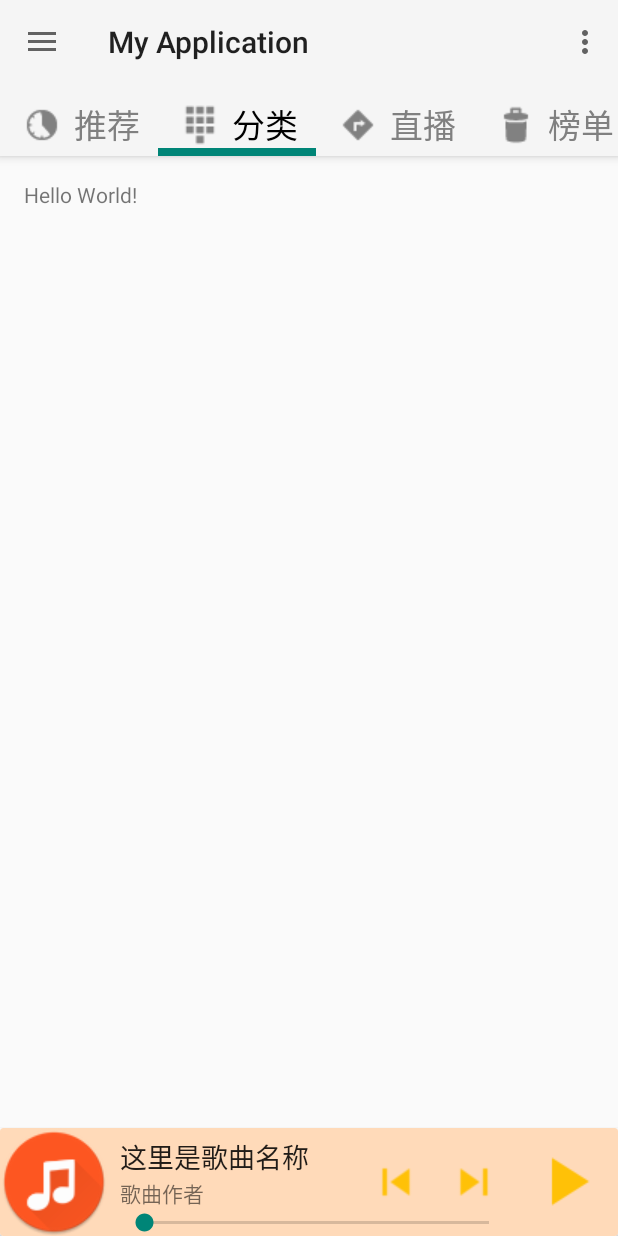
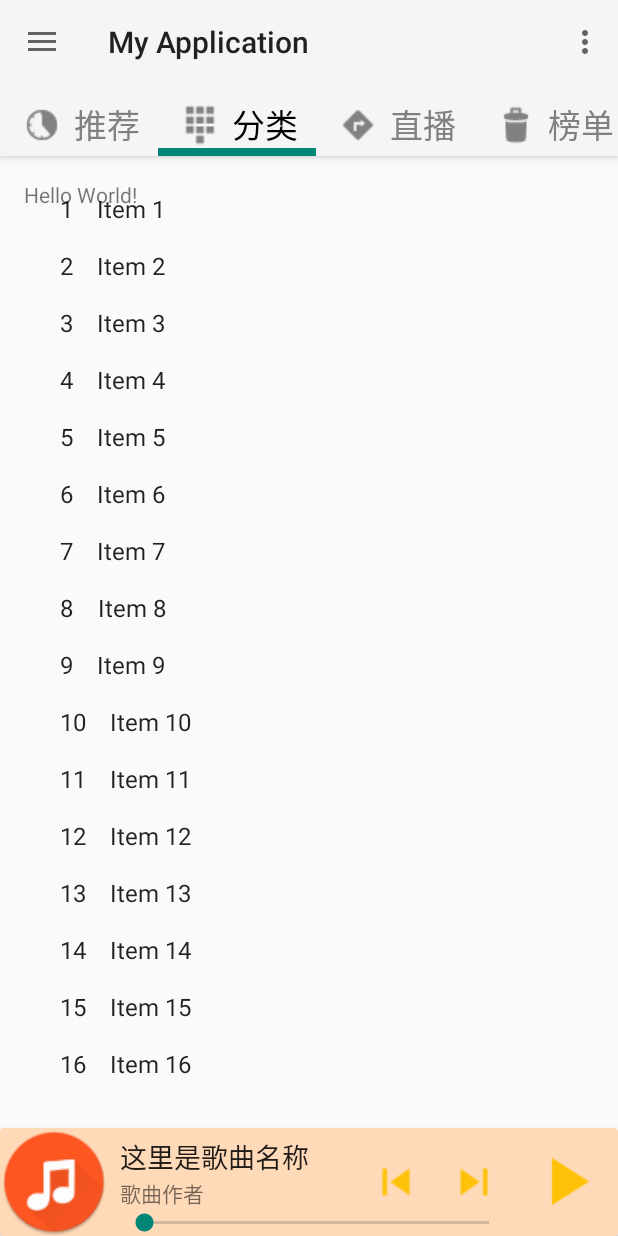
Before and after one commit to sftruelx/MyApplication3, an Android app: the screen it shows after launch (MainActivity), tab 2 chosen, on a phone screen of 412 x 824 dp. Run offline under Robolectric (Android 15) with nearby library versions, the phone set to English and light mode, and no system bars; pictures from the network do not load.

Commit message:
New changelist

```diff
--- a/app/src/main/AndroidManifest.xml
+++ b/app/src/main/AndroidManifest.xml
@@ -21,6 +21,8 @@
         </activity>
         <activity android:name=".WelcomeActivity"
             android:theme="@style/AppTheme"/>
+        <activity android:name=".songList.SongDetailActivity"
+            android:theme="@style/AppTheme"/>
         <service android:name="com.example.larry.myapplication.media.MusicService"></service>
     </application>
     <uses-permission android:name="android.permission.READ_EXTERNAL_STORAGE" />
--- a/app/src/main/java/com/example/larry/myapplication/MainActivity.java
+++ b/app/src/main/java/com/example/larry/myapplication/MainActivity.java
@@ -33,6 +33,8 @@ import android.widget.Toast;
 
 import com.example.larry.myapplication.media.ConstMsg;
 import com.example.larry.myapplication.media.MusicService;
+import com.example.larry.myapplication.songList.SongDetailActivity;
+import com.example.larry.myapplication.songList.SongDetailFragment;
 import com.example.larry.myapplication.utils.ConfigStore;
 import com.example.larry.myapplication.utils.LogHelper;
 import com.example.larry.myapplication.utils.NetworkHelper;
@@ -90,8 +92,12 @@ public class MainActivity extends AppCompatActivity
         if (mControlsFragment == null) {
             throw new IllegalStateException("Mising fragment with id 'controls'. Cannot continue.");
         }
+        Intent toIntent = getIntent();
+        int state = toIntent.getIntExtra(ConstMsg.SONG_STATE,0);
+        int during = intent.getIntExtra(ConstMsg.SONG_DURING, 0);
+        int currentPosition = intent.getIntExtra(ConstMsg.SONG_PROGRESS, 0);
         showPlaybackControls();
-
+        mControlsFragment.updateState(state,currentPosition,during);
 
     }
 
@@ -207,7 +213,6 @@ public class MainActivity extends AppCompatActivity
         //noinspection SimplifiableIfStatement
         if (id == R.id.action_settings) {
             hidePlaybackControls();
-
             return true;
         }
 
@@ -244,7 +249,6 @@ public class MainActivity extends AppCompatActivity
     @Override
     protected void onDestroy() {
         LogHelper.i(TAG, "我没了");
-       stopService(intent);
         //注销广播
         unregisterReceiver(musicReceiver);
         super.onDestroy();
--- a/app/src/main/java/com/example/larry/myapplication/TablayoutFragment.java
+++ b/app/src/main/java/com/example/larry/myapplication/TablayoutFragment.java
@@ -14,6 +14,7 @@ import android.support.v4.app.FragmentManager;
 import android.support.v4.app.FragmentPagerAdapter;
 import android.support.v4.view.ViewPager;
 import android.support.v4.widget.SwipeRefreshLayout;
+import android.support.v7.widget.RecyclerView;
 import android.text.Spannable;
 import android.text.SpannableString;
 import android.text.style.ImageSpan;
@@ -23,6 +24,9 @@ import android.view.ViewGroup;
 import android.widget.TextView;
 
 import com.example.larry.myapplication.banner.SimpleImageBanner;
+import com.example.larry.myapplication.dummy.DummyContent;
+import com.example.larry.myapplication.songList.SimpleItemRecyclerViewAdapter;
+import com.example.larry.myapplication.songList.SongListActivity;
 import com.example.larry.myapplication.utils.DataProvider;
 import com.example.larry.myapplication.utils.T;
 import com.example.larry.myapplication.utils.ViewFindUtils;
@@ -117,6 +121,18 @@ public class TablayoutFragment extends Fragment {
                 case 2:
                     resource = R.layout.tab_two;
                     rootView = inflater.inflate(resource, container, false);
+
+                    View recyclerView = rootView.findViewById(R.id.song_list);
+                    assert recyclerView != null;
+                    setupRecyclerView((RecyclerView) recyclerView);
+
+                    if (rootView.findViewById(R.id.song_detail_container) != null) {
+                        // The detail container view will be present only in the
+                        // large-screen layouts (res/values-w900dp).
+                        // If this view is present, then the
+                        // activity should be in two-pane mode.
+                        //  mTwoPane = true;
+                    }
                     break;
                 default:
                     resource = R.layout.tab_three;
@@ -127,6 +143,11 @@ public class TablayoutFragment extends Fragment {
 //            textView.setText(getString(R.string.section_format, getArguments().getInt(ARG_SECTION_NUMBER)));
             return rootView;
         }
+
+        private void setupRecyclerView(@NonNull RecyclerView recyclerView) {
+            recyclerView.setAdapter(new SimpleItemRecyclerViewAdapter(DummyContent.ITEMS));
+        }
+
         private void sib_simple_usage(final View view) {
             SimpleImageBanner sib = ViewFindUtils.find(view, R.id.sib_simple_usage);
 
--- a/app/src/main/java/com/example/larry/myapplication/WelcomeActivity.java
+++ b/app/src/main/java/com/example/larry/myapplication/WelcomeActivity.java
@@ -41,7 +41,7 @@ public class WelcomeActivity extends AppCompatActivity {
         // Set up the ViewPager with the sections adapter.
         mViewPager = (ViewPager) findViewById(R.id.container);
         mViewPager.setAdapter(mSectionsPagerAdapter);
-
+        finish();
 
     }
 
--- /dev/null
+++ b/app/src/main/java/com/example/larry/myapplication/dummy/DummyContent.java
@@ -0,0 +1,72 @@
+package com.example.larry.myapplication.dummy;
+
+import java.util.ArrayList;
+import java.util.HashMap;
+import java.util.List;
+import java.util.Map;
+
+/**
+ * Helper class for providing sample content for user interfaces created by
+ * Android template wizards.
+ * <p/>
+ * TODO: Replace all uses of this class before publishing your app.
+ */
+public class DummyContent {
+
+    /**
+     * An array of sample (dummy) items.
+     */
+    public static final List<DummyItem> ITEMS = new ArrayList<DummyItem>();
+
+    /**
+     * A map of sample (dummy) items, by ID.
+     */
+    public static final Map<String, DummyItem> ITEM_MAP = new HashMap<String, DummyItem>();
+
+    private static final int COUNT = 85;
+
+    static {
+        // Add some sample items.
+        for (int i = 1; i <= COUNT; i++) {
+            addItem(createDummyItem(i));
+        }
+    }
+
+    private static void addItem(DummyItem item) {
+        ITEMS.add(item);
+        ITEM_MAP.put(item.id, item);
+    }
+
+    private static DummyItem createDummyItem(int position) {
+        return new DummyItem(String.valueOf(position), "Item " + position, makeDetails(position));
+    }
+
+    private static String makeDetails(int position) {
+        StringBuilder builder = new StringBuilder();
+        builder.append("Details about Item: ").append(position);
+        for (int i = 0; i < position; i++) {
+            builder.append("\nMore details information here.");
+        }
+        return builder.toString();
+    }
+
+    /**
+     * A dummy item representing a piece of content.
+     */
+    public static class DummyItem {
+        public final String id;
+        public final String content;
+        public final String details;
+
+        public DummyItem(String id, String content, String details) {
+            this.id = id;
+            this.content = content;
+            this.details = details;
+        }
+
+        @Override
+        public String toString() {
+            return content;
+        }
+    }
+}
--- /dev/null
+++ b/app/src/main/java/com/example/larry/myapplication/songList/SimpleItemRecyclerViewAdapter.java
@@ -0,0 +1,86 @@
+package com.example.larry.myapplication.songList;
+
+import android.content.Context;
+import android.content.Intent;
+import android.os.Bundle;
+import android.support.v7.widget.RecyclerView;
+import android.view.LayoutInflater;
+import android.view.View;
+import android.view.ViewGroup;
+import android.widget.TextView;
+
+import com.example.larry.myapplication.R;
+import com.example.larry.myapplication.dummy.DummyContent;
+
+import java.util.List;
+
+/**
+ * Created by Larry on 2015/12/20.
+ */
+public class SimpleItemRecyclerViewAdapter
+        extends RecyclerView.Adapter<SimpleItemRecyclerViewAdapter.ViewHolder> {
+
+    private final List<DummyContent.DummyItem> mValues;
+
+    public SimpleItemRecyclerViewAdapter(List<DummyContent.DummyItem> items) {
+        mValues = items;
+    }
+
+    @Override
+    public ViewHolder onCreateViewHolder(ViewGroup parent, int viewType) {
+        View view = LayoutInflater.from(parent.getContext())
+                .inflate(R.layout.song_list_content, parent, false);
+        return new ViewHolder(view);
+    }
+
+    @Override
+    public void onBindViewHolder(final ViewHolder holder, int position) {
+        holder.mItem = mValues.get(position);
+        holder.mIdView.setText(mValues.get(position).id);
+        holder.mContentView.setText(mValues.get(position).content);
+
+        holder.mView.setOnClickListener(new View.OnClickListener() {
+            @Override
+            public void onClick(View v) {
+                if (false) {
+                    Bundle arguments = new Bundle();
+                    arguments.putString(SongDetailFragment.ARG_ITEM_ID, holder.mItem.id);
+//                    SongDetailFragment fragment = new SongDetailFragment();
+//                    fragment.setArguments(arguments);
+//                    getSupportFragmentManager().beginTransaction()
+//                            .replace(R.id.song_detail_container, fragment)
+//                            .commit();
+                } else {
+                    Context context = v.getContext();
+                    Intent intent = new Intent(context, SongDetailActivity.class);
+                    intent.putExtra(SongDetailFragment.ARG_ITEM_ID, holder.mItem.id);
+                    context.startActivity(intent);
+                }
+            }
+        });
+    }
+
+    @Override
+    public int getItemCount() {
+        return mValues.size();
+    }
+
+    public class ViewHolder extends RecyclerView.ViewHolder {
+        public final View mView;
+        public final TextView mIdView;
+        public final TextView mContentView;
+        public DummyContent.DummyItem mItem;
+
+        public ViewHolder(View view) {
+            super(view);
+            mView = view;
+            mIdView = (TextView) view.findViewById(R.id.id);
+            mContentView = (TextView) view.findViewById(R.id.content);
+        }
+
+        @Override
+        public String toString() {
+            return super.toString() + " '" + mContentView.getText() + "'";
+        }
+    }
+}
--- a/app/src/main/res/layout/activity_main.xml
+++ b/app/src/main/res/layout/activity_main.xml
@@ -20,6 +20,7 @@
             <FrameLayout
                 android:id="@+id/content_layout"
                 android:layout_width="match_parent"
+                android:layout_above="@+id/controls_container"
                 android:layout_height="match_parent" />
 
             <android.support.v7.widget.CardView
--- /dev/null
+++ b/app/src/main/res/layout/song_list.xml
@@ -0,0 +1,14 @@
+<?xml version="1.0" encoding="utf-8"?>
+<android.support.v7.widget.RecyclerView
+    xmlns:android="http://schemas.android.com/apk/res/android"
+    xmlns:app="http://schemas.android.com/apk/res-auto"
+    xmlns:tools="http://schemas.android.com/tools"
+    android:id="@+id/song_list"
+    android:name="com.example.larry.myapplication.SongListFragment"
+    android:layout_width="match_parent"
+    android:layout_height="match_parent"
+    android:layout_marginLeft="16dp"
+    android:layout_marginRight="16dp"
+    app:layoutManager="LinearLayoutManager"
+    tools:context="com.example.larry.myapplication.SongListActivity"
+    tools:listitem="@layout/song_list_content" />
--- /dev/null
+++ b/app/src/main/res/layout/song_list_content.xml
@@ -0,0 +1,20 @@
+<?xml version="1.0" encoding="utf-8"?>
+<LinearLayout xmlns:android="http://schemas.android.com/apk/res/android"
+    android:layout_width="wrap_content"
+    android:layout_height="wrap_content"
+    android:orientation="horizontal">
+
+    <TextView
+        android:id="@+id/id"
+        android:layout_width="wrap_content"
+        android:layout_height="wrap_content"
+        android:layout_margin="8dp"
+        android:textAppearance="?attr/textAppearanceListItem" />
+
+    <TextView
+        android:id="@+id/content"
+        android:layout_width="wrap_content"
+        android:layout_height="wrap_content"
+        android:layout_margin="8dp"
+        android:textAppearance="?attr/textAppearanceListItem" />
+</LinearLayout>
--- a/app/src/main/res/layout/tab_two.xml
+++ b/app/src/main/res/layout/tab_two.xml
@@ -15,4 +15,5 @@
         android:layout_width="wrap_content"
         android:layout_height="wrap_content"
         android:text="Hello World!" />
+    <include layout="@layout/song_list" />
 </RelativeLayout>
```
Also changed, not shown: app/src/main/java/com/example/larry/myapplication/media/MusicService.java (+15 -2 lines), app/src/main/java/com/example/larry/myapplication/songList/SongDetailActivity.java (added, +83 -0 lines), app/src/main/java/com/example/larry/myapplication/songList/SongDetailFragment.java (added, +72 -0 lines), app/src/main/java/com/example/larry/myapplication/songList/SongListActivity.java (added, +141 -0 lines), app/src/main/res/layout/activity_song_detail.xml (added, +53 -0 lines), app/src/main/res/layout/activity_song_list.xml (added, +42 -0 lines), app/src/main/res/layout/song_detail.xml (added, +9 -0 lines).
